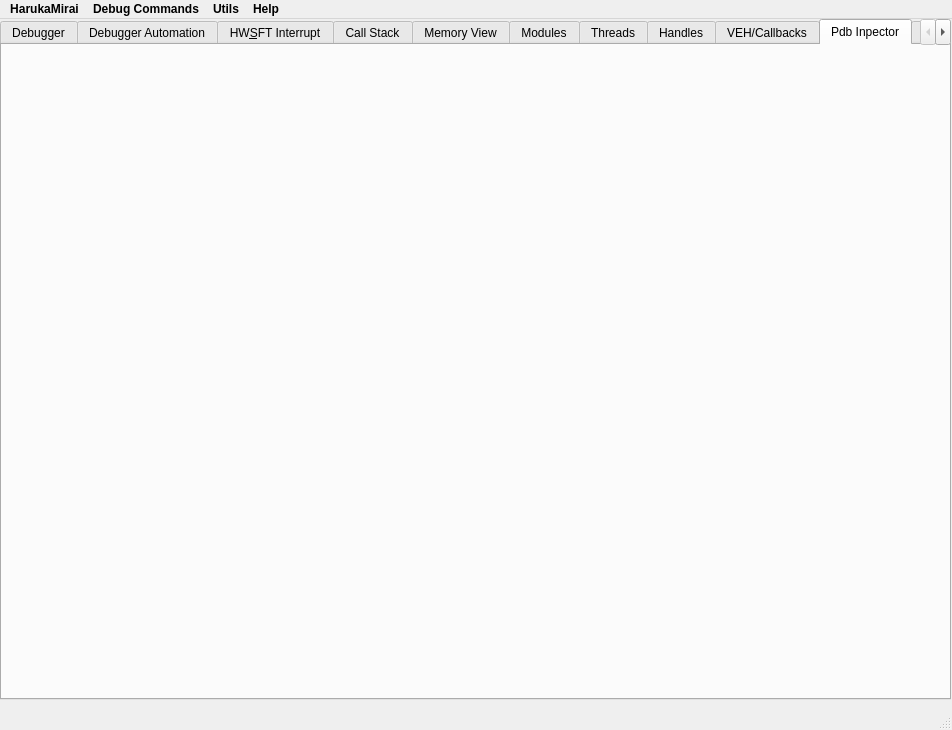
Before: the Qt Designer form debuggerwidgets/maindebug/maindebuggerwindow.ui in keowu/koidbg, drawn with Qt 5.
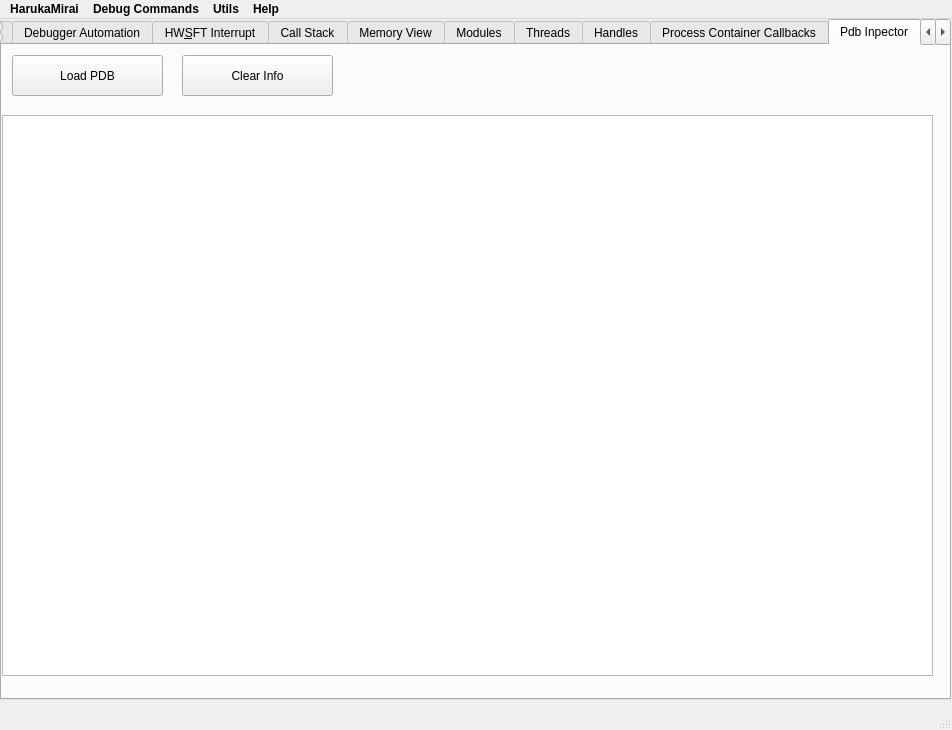
After: the same form once the commit is applied. The open tabs and pages were chosen to show the change. Custom widgets are drawn as their Qt base class.

The edit to the form file:
```diff
--- a/debuggerwidgets/maindebug/maindebuggerwindow.ui
+++ b/debuggerwidgets/maindebug/maindebuggerwindow.ui
@@ -31,7 +31,7 @@
     </property>
     <widget class="QWidget" name="tab">
      <attribute name="title">
-      <string>Debugger</string>
+      <string>Debugger View</string>
      </attribute>
      <widget class="QListView" name="lstRegisters">
       <property name="geometry">
@@ -470,7 +470,7 @@
     </widget>
     <widget class="QWidget" name="tab_13">
      <attribute name="title">
-      <string>VEH/Callbacks</string>
+      <string>Process Container Callbacks</string>
      </attribute>
      <widget class="QListView" name="lstRegisteredVehs">
       <property name="geometry">
@@ -533,6 +533,55 @@
      <attribute name="title">
       <string>Pdb Inpector</string>
      </attribute>
+     <widget class="QPushButton" name="btnOpenPdb">
+      <property name="geometry">
+       <rect>
+        <x>10</x>
+        <y>10</y>
+        <width>151</width>
+        <height>41</height>
+       </rect>
+      </property>
+      <property name="text">
+       <string>Load PDB</string>
+      </property>
+     </widget>
+     <widget class="QTableView" name="tblPdbFunctions">
+      <property name="geometry">
+       <rect>
+        <x>0</x>
+        <y>70</y>
+        <width>931</width>
+        <height>561</height>
+       </rect>
+      </property>
+     </widget>
+     <widget class="QLabel" name="lblPdbInspectorMetrics">
+      <property name="geometry">
+       <rect>
+        <x>730</x>
+        <y>20</y>
+        <width>211</width>
+        <height>20</height>
+       </rect>
+      </property>
+      <property name="text">
+       <string/>
+      </property>
+     </widget>
+     <widget class="QPushButton" name="btnClearPdb">
+      <property name="geometry">
+       <rect>
+        <x>180</x>
+        <y>10</y>
+        <width>151</width>
+        <height>41</height>
+       </rect>
+      </property>
+      <property name="text">
+       <string>Clear Info</string>
+      </property>
+     </widget>
     </widget>
     <widget class="QWidget" name="tab_12">
      <property name="enabled">
```
Left out of the diff: 22 changed lines with no effect on the pictures.
